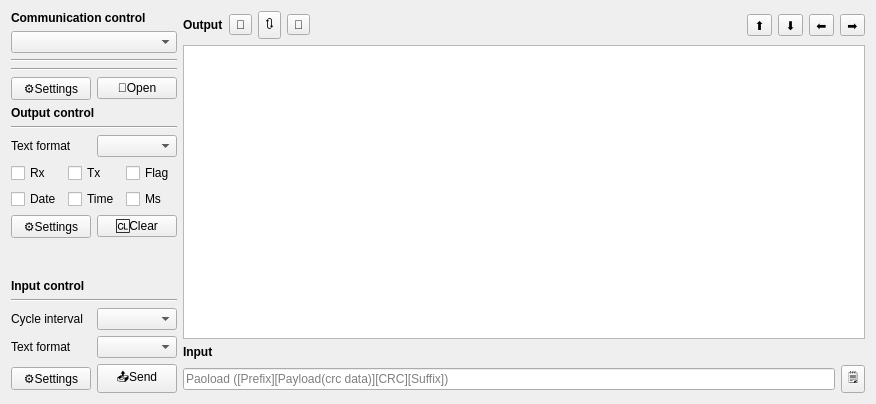
This is Source/IOPage/IOPage.ui in x-tools-author/x-tools as Qt 5 draws it before an edit. The edited form follows.
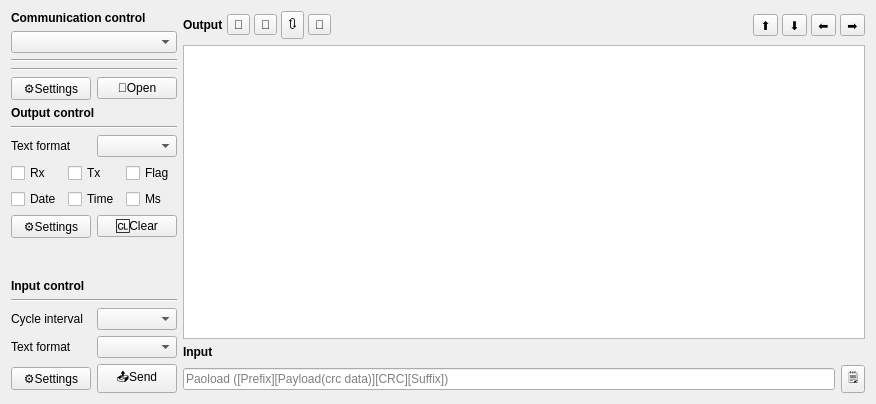
This is the edited form.

The edit to the form file:
```diff
--- a/Source/IOPage/IOPage.ui
+++ b/Source/IOPage/IOPage.ui
@@ -293,6 +293,9 @@
       </item>
       <item row="0" column="0">
        <layout class="QHBoxLayout" name="horizontalLayout_5">
+        <property name="spacing">
+         <number>4</number>
+        </property>
         <item>
          <widget class="QLabel" name="labelTitle">
           <property name="sizePolicy">
@@ -311,6 +314,16 @@
           </property>
          </widget>
         </item>
+        <item>
+         <widget class="QToolButton" name="toolButtonOutput">
+          <property name="toolTip">
+           <string>Output</string>
+          </property>
+          <property name="text">
+           <string notr="true">🔡</string>
+          </property>
+         </widget>
+        </item>
         <item>
          <widget class="QToolButton" name="toolButtonEmitter">
           <property name="text">
```
Left out of the diff: 9 changed lines with no effect on the pictures.
